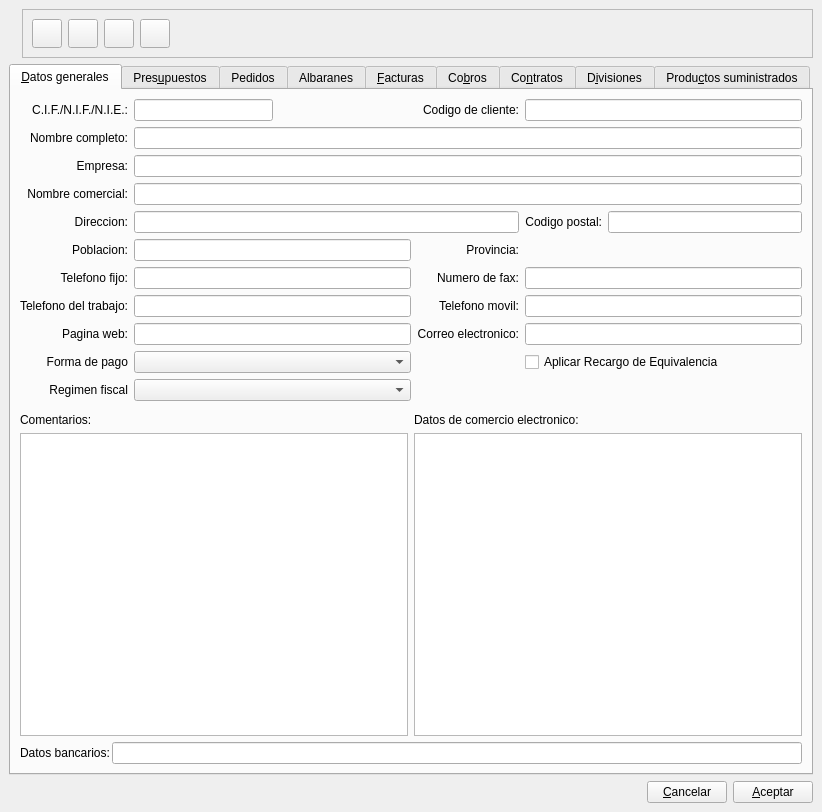
This is bulmages/bulmafact/src/clientebase.ui in eboladev/Bulmages-1 as Qt 5 draws it before an edit. The edited form follows.
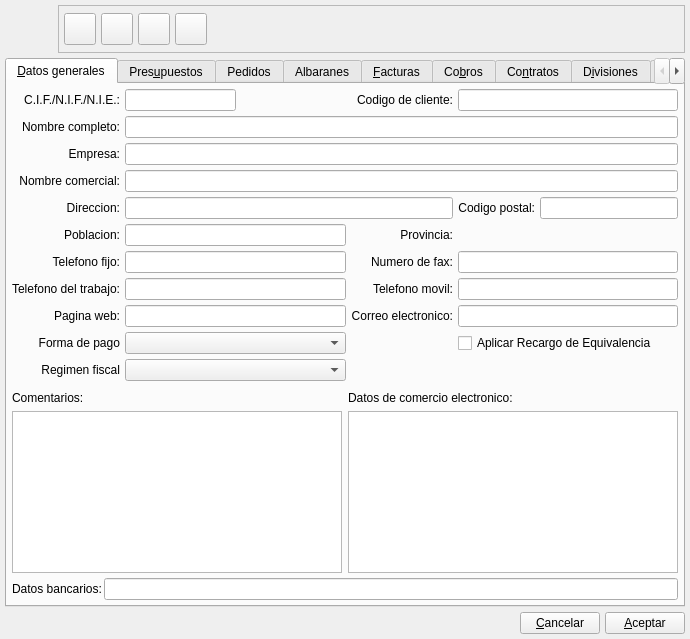
This is the edited form. Icons and pictures are not drawn. Custom widgets are drawn as their Qt base class.

```diff
--- a/bulmages/bulmafact/src/clientebase.ui
+++ b/bulmages/bulmafact/src/clientebase.ui
@@ -6,8 +6,8 @@
    <rect>
     <x>0</x>
     <y>0</y>
-    <width>822</width>
-    <height>812</height>
+    <width>690</width>
+    <height>639</height>
    </rect>
   </property>
   <property name="focusPolicy" >
@@ -21,10 +21,10 @@
   </property>
   <layout class="QVBoxLayout" >
    <property name="margin" >
-    <number>9</number>
+    <number>5</number>
    </property>
    <property name="spacing" >
-    <number>6</number>
+    <number>5</number>
    </property>
    <item>
     <layout class="QHBoxLayout" >
@@ -32,10 +32,22 @@
       <number>0</number>
      </property>
      <property name="spacing" >
-      <number>6</number>
+      <number>5</number>
      </property>
      <item>
       <widget class="QLabel" name="label" >
+       <property name="minimumSize" >
+        <size>
+         <width>48</width>
+         <height>48</height>
+        </size>
+       </property>
+       <property name="maximumSize" >
+        <size>
+         <width>48</width>
+         <height>48</height>
+        </size>
+       </property>
        <property name="text" >
         <string/>
        </property>
@@ -54,16 +66,28 @@
        </property>
        <layout class="QHBoxLayout" >
         <property name="margin" >
-         <number>9</number>
+         <number>5</number>
         </property>
         <property name="spacing" >
-         <number>6</number>
+         <number>5</number>
         </property>
         <item>
          <widget class="QToolButton" name="mui_guardar" >
           <property name="enabled" >
            <bool>true</bool>
           </property>
+          <property name="minimumSize" >
+           <size>
+            <width>32</width>
+            <height>32</height>
+           </size>
+          </property>
+          <property name="maximumSize" >
+           <size>
+            <width>32</width>
+            <height>32</height>
+           </size>
+          </property>
           <property name="toolTip" >
            <string>Guardar cliente</string>
           </property>
@@ -92,6 +116,18 @@
           <property name="enabled" >
            <bool>true</bool>
           </property>
+          <property name="minimumSize" >
+           <size>
+            <width>32</width>
+            <height>32</height>
+           </size>
+          </property>
+          <property name="maximumSize" >
+           <size>
+            <width>32</width>
+            <height>32</height>
+           </size>
+          </property>
           <property name="toolTip" >
            <string>Borrar cliente</string>
           </property>
@@ -117,6 +153,18 @@
           <property name="enabled" >
            <bool>true</bool>
           </property>
+          <property name="minimumSize" >
+           <size>
+            <width>32</width>
+            <height>32</height>
+           </size>
+          </property>
+          <property name="maximumSize" >
+           <size>
+            <width>32</width>
+            <height>32</height>
+           </size>
+          </property>
           <property name="toolTip" >
            <string>Borrar cliente</string>
           </property>
@@ -142,6 +190,18 @@
           <property name="enabled" >
            <bool>true</bool>
           </property>
+          <property name="minimumSize" >
+           <size>
+            <width>32</width>
+            <height>32</height>
+           </size>
+          </property>
+          <property name="maximumSize" >
+           <size>
+            <width>32</width>
+            <height>32</height>
+           </size>
+          </property>
           <property name="toolTip" >
            <string>Borrar cliente</string>
           </property>
@@ -194,10 +254,10 @@
       </attribute>
       <layout class="QGridLayout" >
        <property name="margin" >
-        <number>9</number>
+        <number>5</number>
        </property>
        <property name="spacing" >
-        <number>6</number>
+        <number>5</number>
        </property>
        <item row="12" column="0" colspan="4" >
         <layout class="QHBoxLayout" >
@@ -385,7 +445,7 @@
           <number>0</number>
          </property>
          <property name="spacing" >
-          <number>6</number>
+          <number>5</number>
          </property>
          <item>
           <widget class="QLabel" name="textLabel2_7" >
@@ -460,7 +520,7 @@
           <number>0</number>
          </property>
          <property name="spacing" >
-          <number>6</number>
+          <number>5</number>
          </property>
          <item>
           <widget class="QLineEdit" name="m_cifcliente" />
@@ -1048,7 +1108,7 @@
       <number>0</number>
      </property>
      <property name="spacing" >
-      <number>6</number>
+      <number>5</number>
      </property>
      <item>
       <spacer>
@@ -1083,6 +1143,11 @@
  </widget>
  <layoutdefault spacing="2" margin="5" />
  <customwidgets>
+  <customwidget>
+   <class>PedidosClienteList</class>
+   <extends>QWidget</extends>
+   <header>pedidosclientelist.h</header>
+  </customwidget>
   <customwidget>
    <class>PresupuestoList</class>
    <extends>QWidget</extends>
@@ -1118,11 +1183,6 @@
    <extends>QComboBox</extends>
    <header>busquedaregimenfiscal.h</header>
   </customwidget>
-  <customwidget>
-   <class>PedidosClienteList</class>
-   <extends>QWidget</extends>
-   <header>pedidosclientelist.h</header>
-  </customwidget>
  </customwidgets>
  <tabstops>
   <tabstop>mui_tab</tabstop>
```
Left out of the diff: 40 changed lines with no effect on the pictures.
